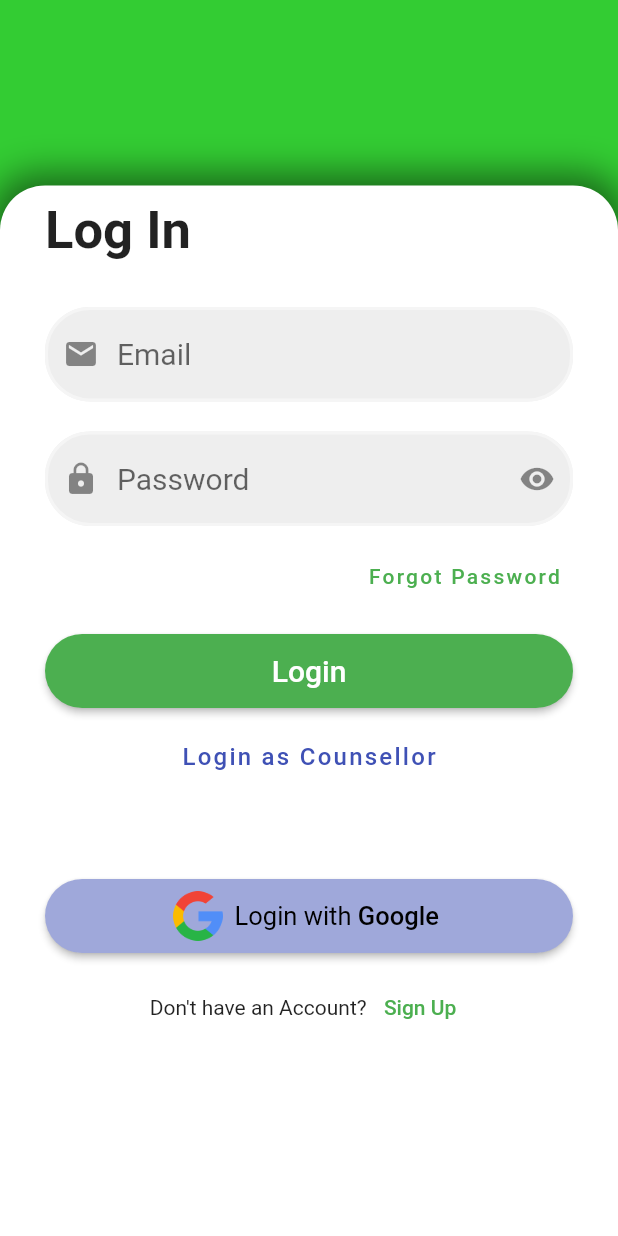
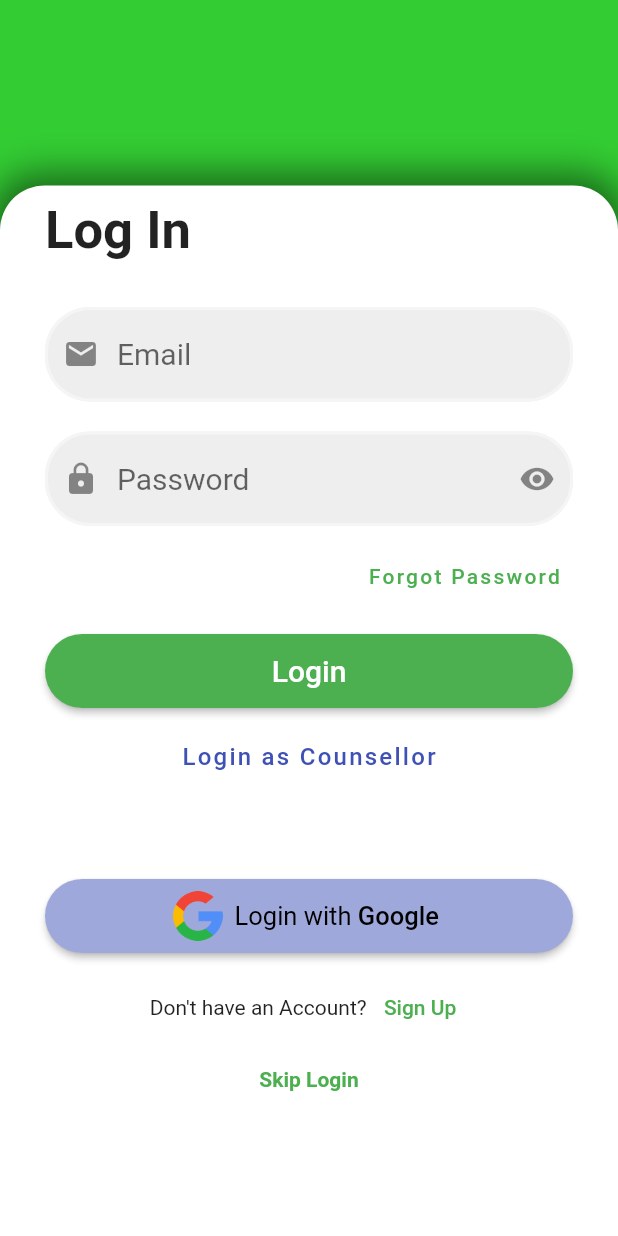
Before and after one commit to o-omki/depression-assessment-app, a Flutter app: the screen it shows after launch, after a tap on "Login", on a phone screen of 412 x 824 dp. Run offline on Flutter 3.47's test engine with Material 2 defaults, Android fonts, the phone set to English and light mode, and no system bars; our stand-ins replace cloud_firestore, curved_navigation_bar, firebase_auth, firebase_core, fl_chart, glassmorphism and 1 more; accounts and stored records are empty; generated files the repository leaves out were written again.

Commit message:
Add login skip button for debugging and testing

```diff
--- a/lib/screens/auth/login.dart
+++ b/lib/screens/auth/login.dart
@@ -299,7 +299,19 @@ class _LoginState extends State<Login> {
                                         },
                                     child: const Text('Sign Up'))
                               ],
-                            )
+                            ),
+                            TextButton(
+                              onPressed: () {
+                                Navigator.pushReplacement(
+                                    context,
+                                    MaterialPageRoute(
+                                        builder: (_) => const BottomNavBar()));
+                              },
+                              child: const Text(
+                                'Skip Login',
+                                style: TextStyle(fontWeight: FontWeight.bold),
+                              ),
+                            ),
                           ],
                         ),
                       ],
```
